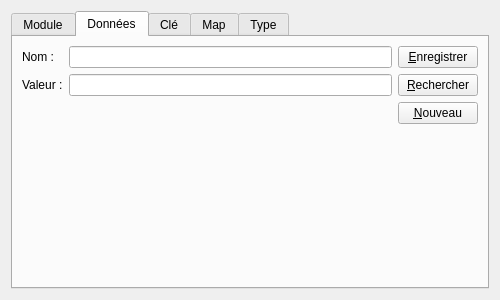
Before: the Qt Designer form app/cpp/qmake/mingw/code/src/manager/GConfigUi.ui in gkesse/ReadyCode, drawn with Qt 5.
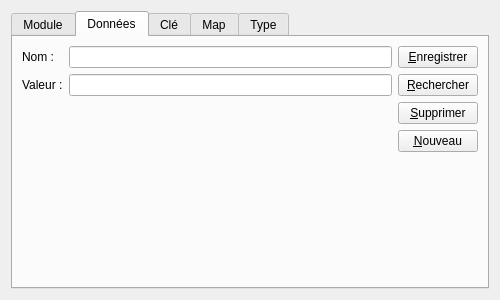
After: the same form once the commit is applied. The open tabs and pages were chosen to show the change. Custom widgets are drawn as their Qt base class.

Diff of the .ui file:
```diff
--- a/app/cpp/qmake/mingw/code/src/manager/GConfigUi.ui
+++ b/app/cpp/qmake/mingw/code/src/manager/GConfigUi.ui
@@ -276,6 +276,13 @@
            </property>
           </widget>
          </item>
+         <item>
+          <widget class="QPushButton" name="btnDeleteData">
+           <property name="text">
+            <string>&amp;Supprimer</string>
+           </property>
+          </widget>
+         </item>
          <item>
           <widget class="QPushButton" name="btnNewData">
            <property name="text">
```
Left out of the diff: 7 changed lines with no effect on the pictures.
